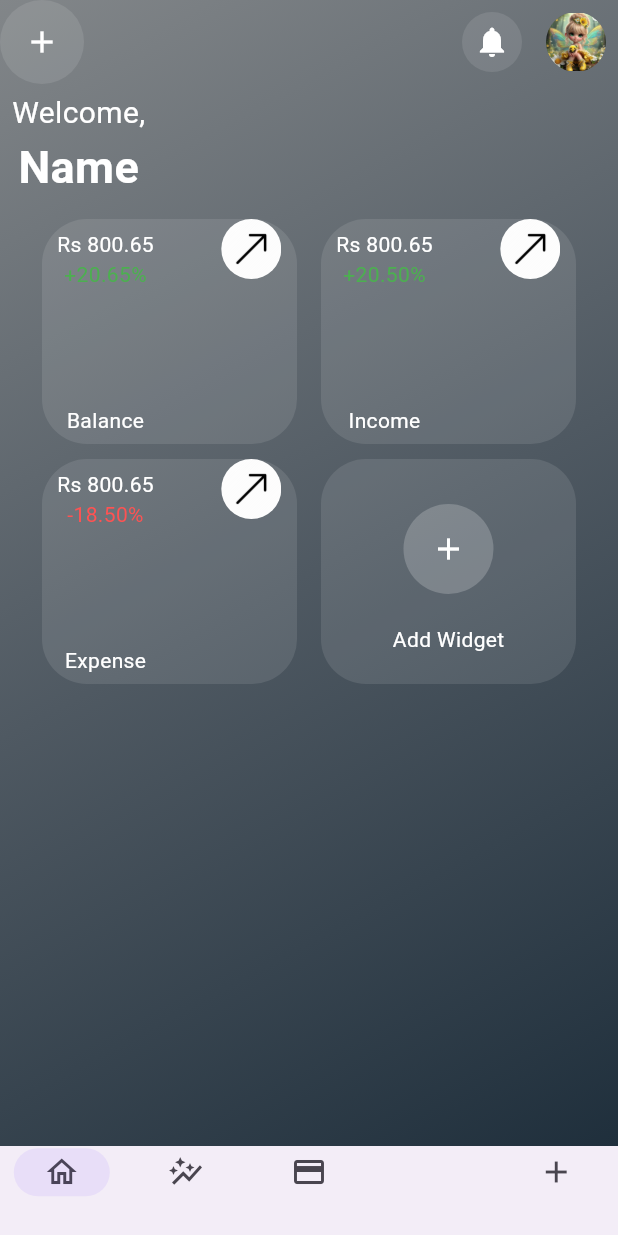
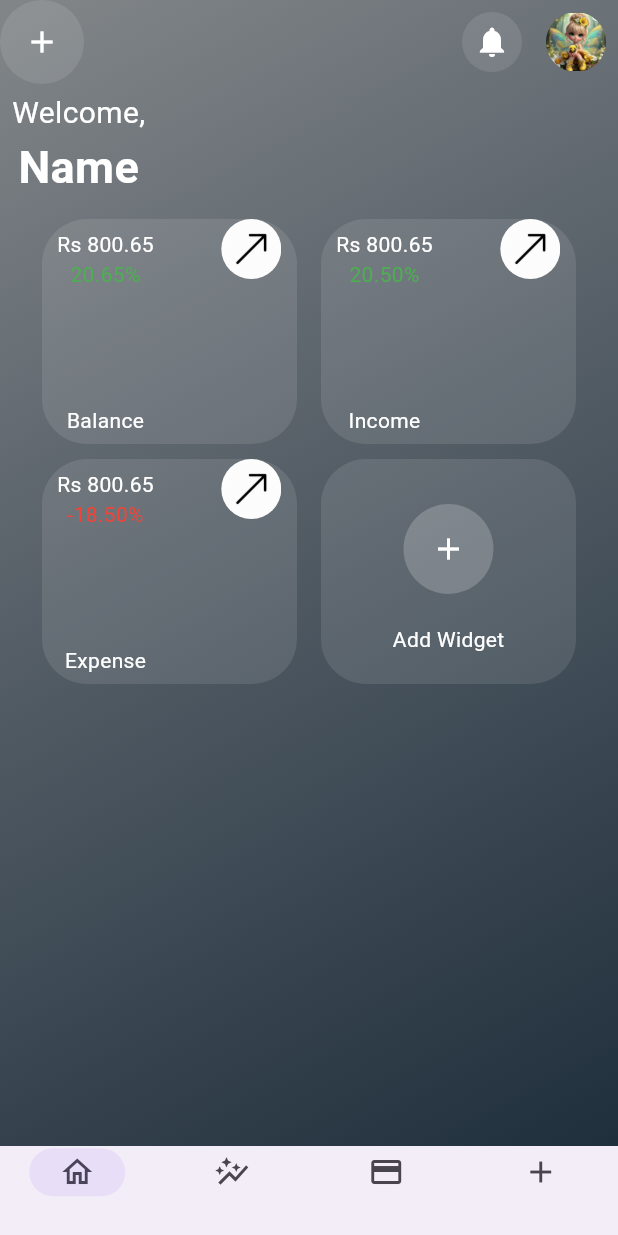
Before and after one commit to aleena02122002/banking_app, a Flutter app: the screen it shows after launch, on a phone screen of 412 x 824 dp. Run offline on Flutter 3.47's test engine with Material 3 defaults, Android fonts, the phone set to English and light mode, and no system bars; our stand-ins replace get.

Commit message:
Add widgets in home, customize bottom style sheet, add bottom navigation

```diff
--- a/lib/controllers/bottomNavigation.dart
+++ b/lib/controllers/bottomNavigation.dart
@@ -44,7 +44,6 @@ class _MyNavigationBarState extends State<MyNavigationBar> {
                 icon: Icon(Icons.credit_card),
                 label: '',
               ),
-              SizedBox(width: 10,),
               NavigationDestination(
                 icon: Icon(Icons.add),
                 label: '',
--- /dev/null
+++ b/lib/utils/Container.dart
@@ -0,0 +1,91 @@
+import 'package:application/controllers/homeControllers.dart';
+import 'package:flutter/material.dart';
+class HomeContainer extends StatelessWidget {
+  final String amount;
+  final String percentage;
+  final String label;
+  final percentageColor;
+
+  const HomeContainer({super.key, required this.amount,required this.percentage,required this.label,required this.percentageColor});
+
+  @override
+  Widget build(BuildContext context) {
+    return Padding(
+      padding: const EdgeInsets.symmetric(horizontal: 8.0),
+      child: Container(
+        height: 150,
+        width: 170,
+        decoration: BoxDecoration(
+          borderRadius: BorderRadius.circular(30),
+          color: Colors.white.withOpacity(0.1),
+        ),
+        child: Row(
+          children: [
+            Column(
+              children: [
+                Padding(
+                  padding: const EdgeInsets.symmetric(vertical: 7.0, horizontal: 10.0),
+                  child: Column(
+                    children: [
+                      Text(amount, style: TextStyle(color: Colors.white)),
+                      Text(percentage, style: TextStyle(color: percentageColor)),
+                    ],
+                  ),
+                ),
+                SizedBox(height: 70),
+                Text(label, style: TextStyle(color: Colors.white)),
+              ],
+            ),
+            SizedBox(width: 35, height: 10),
+            Align(
+              alignment: Alignment.topRight,
+              child: ClipOval(
+                child: Image.asset("assets/images/arrow.png", width: 40, height: 40),
+              ),
+            ),
+          ],
+        ),
+      ),
+    );
+  }
+}
+
+class AddWidget extends StatelessWidget {
+  const AddWidget({super.key});
+
+  @override
+  Widget build(BuildContext context) {
+    return Padding(
+      padding: const EdgeInsets.symmetric(horizontal: 8.0),
+      child: Container(
+        height: 150,
+        width: 170,
+        decoration: BoxDecoration(
+          borderRadius: BorderRadius.circular(30),
+          color: Colors.white.withOpacity(0.1),
+        ),
+        child: Column(
+          children: [
+            SizedBox(height: 30.0),
+            GestureDetector(
+              onTap: (){
+                TransactionController();
+              },
+              child: Container(
+                height: 60,
+                width: 60,
+                decoration: BoxDecoration(
+                  borderRadius: BorderRadius.circular(30),
+                  color: Colors.white.withOpacity(0.2),
+                ),
+                child: Icon(Icons.add, color: Colors.white,),
+              ),
+            ),
+            SizedBox(height: 20),
+            Text("Add Widget", style: TextStyle(color: Colors.white)),
+          ],
+        ),
+      ),
+    );
+  }
+}
--- a/lib/views/home.dart
+++ b/lib/views/home.dart
@@ -1,6 +1,7 @@
 import 'package:application/controllers/bottomNavigation.dart';
 import 'package:application/controllers/bottomStyleSheet.dart';
 import 'package:application/controllers/home_gradient.dart';
+import 'package:application/utils/Container.dart';
 import 'package:flutter/material.dart';
 
 class HomeView extends StatefulWidget {
@@ -13,7 +14,8 @@ class HomeView extends StatefulWidget {
 class _HomeViewState extends State<HomeView> {
   @override
   Widget build(BuildContext context) {
-    return Scaffold(
+    return SafeArea(
+      child: Scaffold(
         extendBodyBehindAppBar: true,
         appBar: AppBar(
           forceMaterialTransparency: true,
@@ -59,11 +61,11 @@ class _HomeViewState extends State<HomeView> {
           decoration: BoxDecoration(
             gradient: colorGradient.colorsScaffold,
           ),
-        child: SafeArea(
+          child: const SafeArea(
             child: Center(
               child: Column(
                 children: [
-                const Padding(
+                  Padding(
                     padding: EdgeInsets.symmetric(horizontal: 8.0, vertical: 5.0),
                     child: Align(
                       alignment: Alignment.topLeft,
@@ -89,7 +91,8 @@ class _HomeViewState extends State<HomeView> {
                     ),
                   ),
                   Padding(
-                  padding: const EdgeInsets.symmetric(horizontal: 8.0, vertical: 8.0),
+                    padding: EdgeInsets.symmetric(
+                        horizontal: 8.0, vertical: 8.0),
                     child: Column(
                       mainAxisAlignment: MainAxisAlignment.center,
                       crossAxisAlignment: CrossAxisAlignment.center,
@@ -97,16 +100,25 @@ class _HomeViewState extends State<HomeView> {
                         Row(
                           mainAxisAlignment: MainAxisAlignment.center,
                           children: [
-                          _buildCard("Rs 800.65", "+20.65%", "Balance", Colors.green),
-                          _buildCard("Rs 800.65", "+20.50%", "Income", Colors.green),
+                            HomeContainer(amount: "Rs 800.65",
+                                percentage: "20.65%",
+                                label: "Balance",
+                                percentageColor: Colors.green),
+                            HomeContainer(amount: "Rs 800.65",
+                                percentage: "20.50%",
+                                label: "Income",
+                                percentageColor: Colors.green),
                           ],
                         ),
-                      const SizedBox(height: 10),
+                        SizedBox(height: 10),
                         Row(
                           mainAxisAlignment: MainAxisAlignment.center,
                           children: [
-                          _buildCard("Rs 800.65", "-18.50%", "Expense", Colors.redAccent),
-                          _buildAddWidgetCard(),
+                            HomeContainer(amount: "Rs 800.65",
+                                percentage: "-18.50%",
+                                label: "Expense",
+                                percentageColor: Colors.red),
+                            AddWidget(),
                           ],
                         ),
                       ],
@@ -129,75 +141,6 @@ class _HomeViewState extends State<HomeView> {
         //   child: Icon(Icons.add,color: Colors.white,),
         //   backgroundColor: Colors.white.withOpacity(0.2),
         // ),
-    );
-  }
-
-  Widget _buildCard(String amount, String percentage, String label, Color percentageColor) {
-    return Padding(
-      padding: const EdgeInsets.symmetric(horizontal: 8.0),
-      child: Container(
-        height: 150,
-        width: 170,
-        decoration: BoxDecoration(
-          borderRadius: BorderRadius.circular(30),
-          color: Colors.white.withOpacity(0.1),
-        ),
-        child: Row(
-          children: [
-            Column(
-              children: [
-                Padding(
-                  padding: const EdgeInsets.symmetric(vertical: 7.0, horizontal: 10.0),
-                  child: Column(
-                    children: [
-                      Text(amount, style: TextStyle(color: Colors.white)),
-                      Text(percentage, style: TextStyle(color: percentageColor)),
-                    ],
-                  ),
-                ),
-                SizedBox(height: 70),
-                Text(label, style: TextStyle(color: Colors.white)),
-              ],
-            ),
-            SizedBox(width: 35, height: 10),
-            Align(
-              alignment: Alignment.topRight,
-              child: ClipOval(
-                child: Image.asset("assets/images/arrow.png", width: 40, height: 40),
-              ),
-            ),
-          ],
-        ),
-      ),
-    );
-  }
-
-  Widget _buildAddWidgetCard() {
-    return Padding(
-      padding: const EdgeInsets.symmetric(horizontal: 8.0),
-      child: Container(
-        height: 150,
-        width: 170,
-        decoration: BoxDecoration(
-          borderRadius: BorderRadius.circular(30),
-          color: Colors.white.withOpacity(0.1),
-        ),
-        child: Column(
-          children: [
-            SizedBox(height: 30.0),
-            Container(
-              height: 60,
-              width: 60,
-              decoration: BoxDecoration(
-                borderRadius: BorderRadius.circular(30),
-                color: Colors.white.withOpacity(0.2),
-              ),
-              child: Icon(Icons.add, color: Colors.white),
-            ),
-            SizedBox(height: 20),
-            Text("Add Widget", style: TextStyle(color: Colors.white)),
-          ],
-        ),
       ),
     );
   }
--- a/pubspec.yaml
+++ b/pubspec.yaml
@@ -39,6 +39,7 @@ dependencies:
   icons_plus: ^5.0.0
   font_awesome_flutter: ^10.7.0
   ionicons: ^0.2.2
+  get: ^4.6.6
 
 dev_dependencies:
   flutter_test:
```
Also changed, not shown: lib/controllers/homeControllers.dart (added, +55 -0 lines), lib/views/Cards.dart (+16 -1 lines), pubspec.lock. Lines whose indentation alone changed are shown as unchanged.
